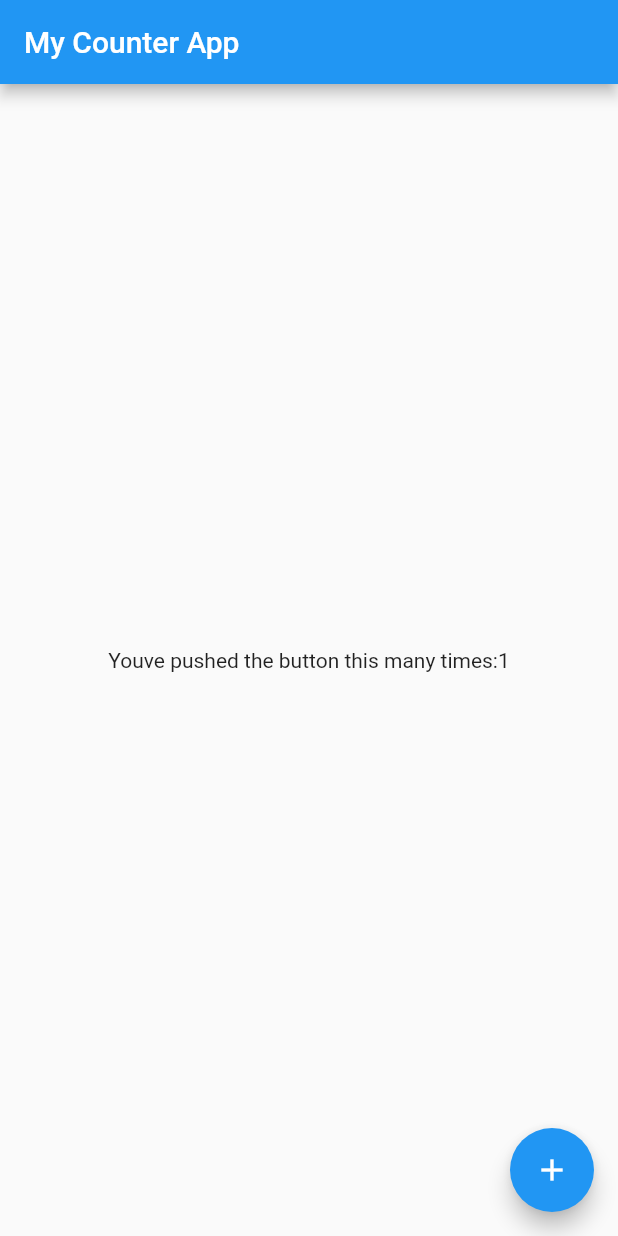
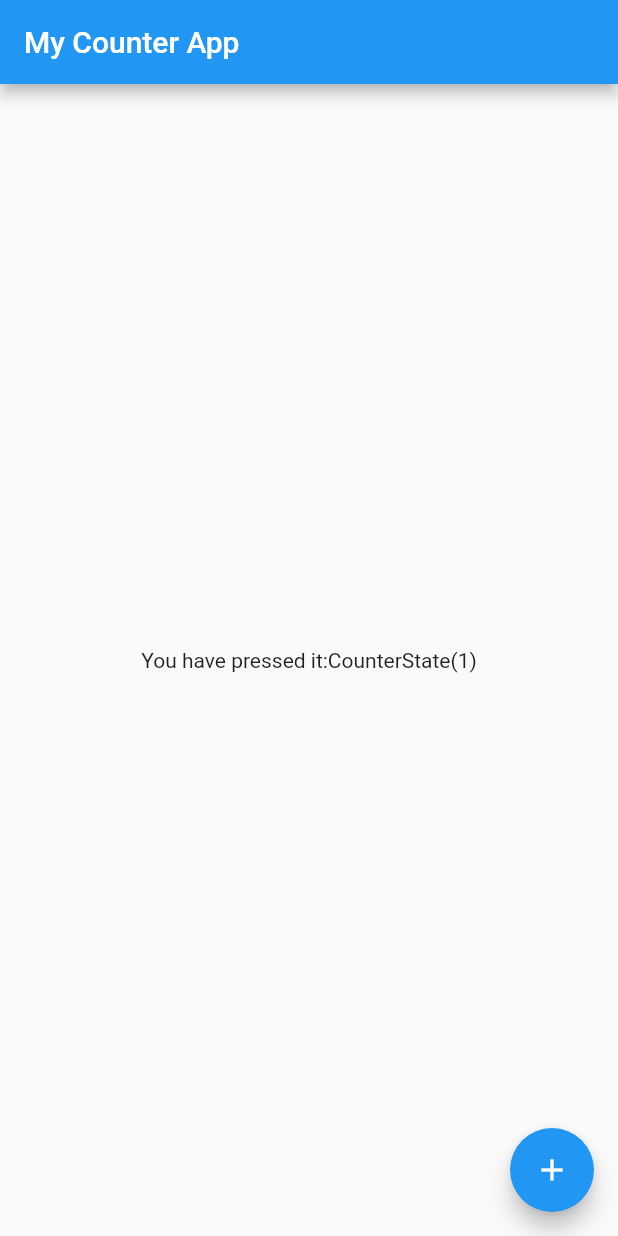
Before and after one commit to Ebenezeranane/flutter_complete_reference, a Flutter app: the screen it shows after launch, after a tap on the "add" icon, on a phone screen of 412 x 824 dp. Run offline on Flutter 3.47's test engine with Material 2 defaults, Android fonts, the phone set to English and light mode, and no system bars; our stand-ins replace equatable, flutter_bloc.

```diff
--- /dev/null
+++ b/lib/animations/anim.dart
@@ -0,0 +1,12 @@
+import 'package:flutter/material.dart';
+
+class Anim extends StatelessWidget {
+  const Anim({ Key? key }) : super(key: key);
+
+  @override
+  Widget build(BuildContext context) {
+    return Container(
+
+    );
+  }
+}
--- /dev/null
+++ b/lib/bloc/counter.dart
@@ -0,0 +1,47 @@
+//counter event
+//counter state
+//Bloc counter class
+
+import 'package:equatable/equatable.dart';
+// ignore: import_of_legacy_library_into_null_safe
+import 'package:flutter_bloc/flutter_bloc.dart';
+
+class BlocCounter extends Bloc<CounterEvent, CounterState> {
+  BlocCounter() : super(const CounterState(0));
+
+  @override
+  Stream<CounterState> mapEventToState(CounterEvent event) async* {
+    if (event is Increment) {
+      final blocCount = state.count + 1;
+      yield CounterState(blocCount);
+    } else {
+      if (event is Decrement) {
+        final blocCount = state.count - 1;
+        yield CounterState(blocCount);
+      }
+    }
+  }
+}
+
+class CounterState extends Equatable {
+  final int count;
+  const CounterState(this.count);
+
+  @override
+  List<Object?> get props => [count];
+}
+
+class CounterEvent extends Equatable {
+  const CounterEvent();
+
+  @override
+  List<Object?> get props => [];
+}
+
+class Increment extends CounterEvent {
+  const Increment();
+}
+
+class Decrement extends CounterEvent {
+  const Decrement();
+}
--- /dev/null
+++ b/lib/bloc/counter_widget.dart
@@ -0,0 +1,45 @@
+import 'package:flutter/material.dart';
+// ignore: import_of_legacy_library_into_null_safe
+import 'package:flutter_bloc/flutter_bloc.dart';
+import 'package:flutter_complete_reference/bloc/counter.dart';
+
+import 'counter.dart';
+
+class CounterWidget extends StatelessWidget {
+  final title;
+
+  // ignore: use_key_in_widget_constructors
+  const CounterWidget({this.title});
+
+  @override
+  Widget build(BuildContext context) {
+    return BlocProvider<BlocCounter>(
+      create: (context) => BlocCounter(),
+      child: const BlocCounterWidget(),
+    );
+  }
+}
+
+class BlocCounterWidget extends StatelessWidget {
+  const BlocCounterWidget({Key? key}) : super(key: key);
+
+  @override
+  Widget build(BuildContext context) {
+    final counterBloc = context.bloc<BlocCounter>();
+    return Scaffold(
+        appBar: AppBar(
+          title: const Text('My Counter App'),
+        ),
+        body: Row(
+          mainAxisAlignment: MainAxisAlignment.center,
+          children: [
+            BlocBuilder<BlocCounter,CounterState>(
+                builder: (context, count) =>
+                    Center(child: Text('You have pressed it:$count')))
+          ],
+        ),
+        floatingActionButton: FloatingActionButton(
+            onPressed: () => counterBloc.add(const Increment()),
+            child: const Icon(Icons.add)));
+  }
+}
--- a/lib/main.dart
+++ b/lib/main.dart
@@ -1,5 +1,9 @@
 import 'package:flutter/material.dart';
 import 'package:flutter_complete_reference/provider/counter.dart';
+
+import 'bloc/counter_widget.dart';
+
+import 'package:intl/intl.dart';
 
 void main() {
   runApp(const MyApp());
@@ -13,19 +17,12 @@ class MyApp extends StatelessWidget {
   Widget build(BuildContext context) {
     return MaterialApp(
       title: 'Flutter Demo',
+
       theme: ThemeData(
-        // This is the theme of your application.
-        //
-        // Try running your application with "flutter run". You'll see the
-        // application has a blue toolbar. Then, without quitting the app, try
-        // changing the primarySwatch below to Colors.green and then invoke
-        // "hot reload" (press "r" in the console where you ran "flutter run",
-        // or simply save your changes to "hot reload" in a Flutter IDE).
-        // Notice that the counter didn't reset back to zero; the application
-        // is not restarted.
+
         primarySwatch: Colors.blue,
       ),
-      home: const Counter(title: 'Flutter Demo Home Page'),
+      home: const CounterWidget(title: 'Flutter Demo Home Page'),
     );
   }
 }
--- a/lib/provider/count.dart
+++ b/lib/provider/count.dart
@@ -1,14 +1,14 @@
-import 'package:flutter/foundation.dart';
+// import 'package:flutter/foundation.dart';
 
-class Count extends ChangeNotifier {
-  Count();
-  int _count = 0;
+// class Count extends ChangeNotifier {
+//   Count();
+//   int _count = 0;
 
-  //increment of value
-  void increment() {
-    _count++;
-    notifyListeners();
-  }
+//   //increment of value
+//   void increment() {
+//     _count++;
+//     notifyListeners();
+//   }
 
-  int get currentCount=>_count;
-}
+//   int get currentCount=>_count;
+// }
--- a/lib/provider/count_widget.dart
+++ b/lib/provider/count_widget.dart
@@ -1,24 +1,24 @@
-import 'package:flutter/material.dart';
-import 'package:flutter_complete_reference/provider/count.dart';
-import 'package:provider/provider.dart';
+// import 'package:flutter/material.dart';
+// import 'package:flutter_complete_reference/provider/count.dart';
+// import 'package:provider/provider.dart';
 
-class CountWidget extends StatelessWidget {
-  const CountWidget({Key? key}) : super(key: key);
+// class CountWidget extends StatelessWidget {
+//   const CountWidget({Key? key}) : super(key: key);
 
-  @override
-  Widget build(BuildContext context) {
-    final count = Provider.of<Count>(context);
+//   @override
+//   Widget build(BuildContext context) {
+//     final count = Provider.of<Count>(context);
 
-    return Center(
-      child: Column(
-        mainAxisAlignment: MainAxisAlignment.center,
-        children: [
+//     return Center(
+//       child: Column(
+//         mainAxisAlignment: MainAxisAlignment.center,
+//         children: [
 
-          // ElevatedButton.icon(onPressed: ()=>count.increment(), icon:const Icon(Icons.plus_one), label: const Text('Add'),),
-          Text("Youve pushed the button this many times:${count.currentCount}"),
+//           // ElevatedButton.icon(onPressed: ()=>count.increment(), icon:const Icon(Icons.plus_one), label: const Text('Add'),),
+//           Text("Youve pushed the button this many times:${count.currentCount}"),
 
-        ],
-      ),
-    );
-  }
-}
+//         ],
+//       ),
+//     );
+//   }
+// }
--- a/lib/provider/counter.dart
+++ b/lib/provider/counter.dart
@@ -1,45 +1,45 @@
-import 'package:flutter/material.dart';
+// import 'package:flutter/material.dart';
 
-import 'package:flutter_complete_reference/provider/count_widget.dart';
-import 'package:provider/provider.dart';
+// import 'package:flutter_complete_reference/provider/count_widget.dart';
+// import 'package:provider/provider.dart';
 
-import 'count.dart';
+// import 'count.dart';
 
-class Counter extends StatelessWidget {
-  final String title;
-  const Counter({Key? key, required this.title}) : super(key: key);
-
-  @override
-  Widget build(BuildContext context) {
-    return ChangeNotifierProvider(
-        create: (context) => Count(),
-        child: Consumer<Count>(builder: (_, value, __) {
-          return Scaffold(
-              appBar: AppBar(
-                title: const Text('My Counter App'),
-              ),
-              body: const CountWidget(),
-              floatingActionButton: FloatingActionButton(
-                  onPressed: () => value.increment(),
-                  child: const Icon(Icons.add)));
-        }));
-  }
-}
-
-// class CountOne extends StatelessWidget {
-//   const CountOne({Key? key}) : super(key: key);
+// class Counter extends StatelessWidget {
+//   final String title;
+//   const Counter({Key? key, required this.title}) : super(key: key);
 
 //   @override
 //   Widget build(BuildContext context) {
-//     final count = Provider.of<Count>(context);
-//     return Scaffold(
-//       appBar: AppBar(
-//         title: const Text('My Counter App'),
-//       ),
-//       body: const CountWidget(),
-//       floatingActionButton:
-//           FloatingActionButton(onPressed: () => count.increment(),
-//           child:const Icon(Icons.add))
-//     );
+//     return ChangeNotifierProvider(
+//         create: (context) => Count(),
+//         child: Consumer<Count>(builder: (_, value, __) {
+//           return Scaffold(
+//               appBar: AppBar(
+//                 title: const Text('My Counter App'),
+//               ),
+//               body: const CountWidget(),
+//               floatingActionButton: FloatingActionButton(
+//                   onPressed: () => value.increment(),
+//                   child: const Icon(Icons.add)));
+//         }));
 //   }
 // }
+
+// // class CountOne extends StatelessWidget {
+// //   const CountOne({Key? key}) : super(key: key);
+
+// //   @override
+// //   Widget build(BuildContext context) {
+// //     final count = Provider.of<Count>(context);
+// //     return Scaffold(
+// //       appBar: AppBar(
+// //         title: const Text('My Counter App'),
+// //       ),
+// //       body: const CountWidget(),
+// //       floatingActionButton:
+// //           FloatingActionButton(onPressed: () => count.increment(),
+// //           child:const Icon(Icons.add))
+// //     );
+// //   }
+// // }
--- /dev/null
+++ b/lib/sum.dart
@@ -0,0 +1,14 @@
+class Sum {
+  final int a;
+  final int b;
+
+  Sum(this.a, this.b);
+
+  int add() {
+    return a + b;
+  }
+}
+
+void main(List<String> args) {
+
+}
--- a/pubspec.yaml
+++ b/pubspec.yaml
@@ -30,12 +30,15 @@ dependencies:
   flutter:
     sdk: flutter
 
-  provider: ^6.0.2
+  # provider: ^6.0.2
+  flutter_bloc: ^5.0.0
 
 
   # The following adds the Cupertino Icons font to your application.
   # Use with the CupertinoIcons class for iOS style icons.
   cupertino_icons: ^1.0.2
+  equatable: ^2.0.0
+  intl: ^0.16.1
 
 
 dev_dependencies:
```
Also changed, not shown: flutter_01.png (added), lib/localization/localization.dart (added), pubspec.lock, 3 other files.
